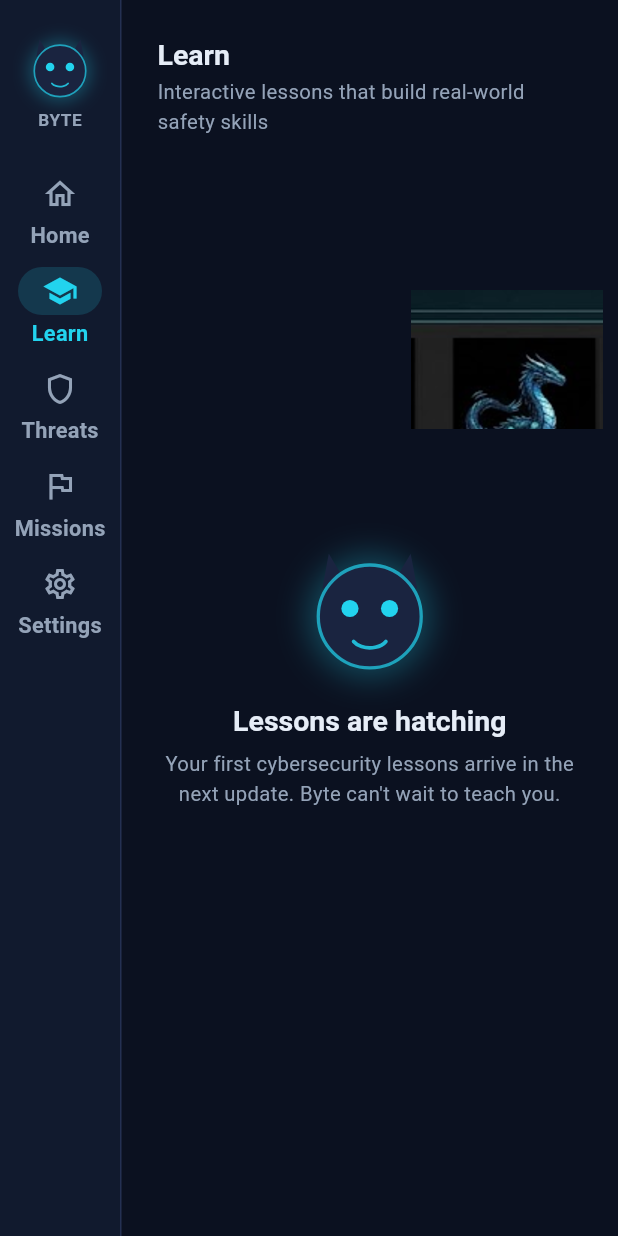
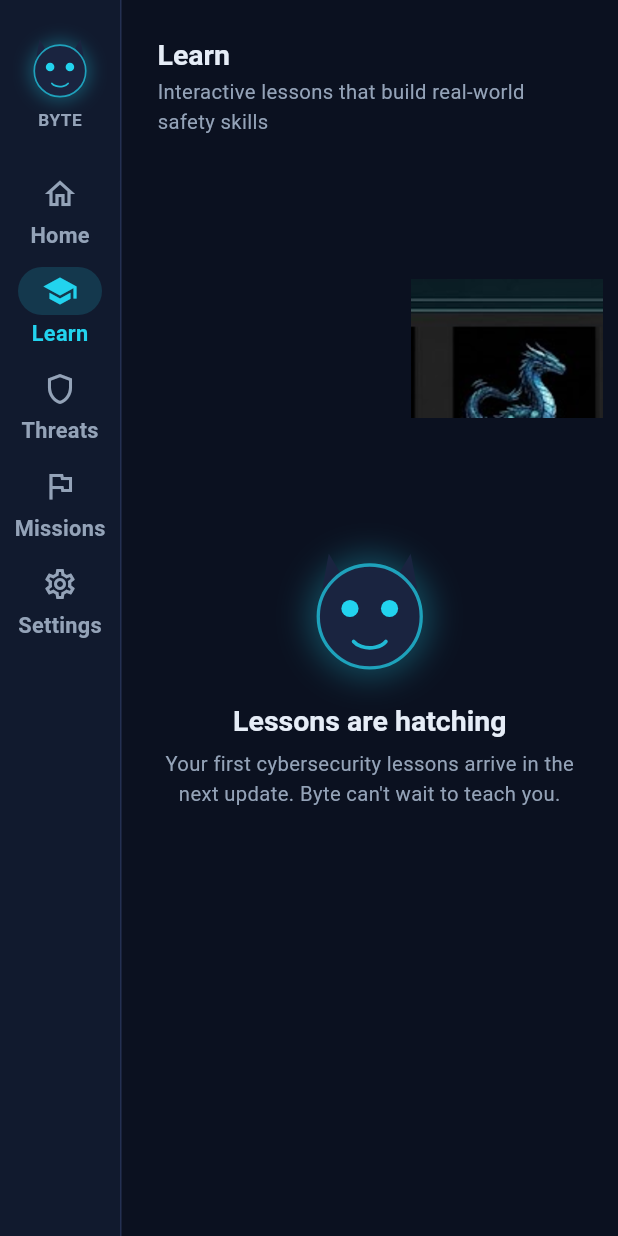
Before and after one commit to 3a3y3beaR55/tiny-cyber-dragon, a Flutter app: the screen it shows after launch, after a tap on "Learn", on a phone screen of 412 x 824 dp. Run offline on Flutter 3.47's test engine with Material 3 defaults, Android fonts, the phone set to English and light mode, and no system bars; our stand-ins replace flutter_riverpod, go_router.

Commit message:
Update dragon size and vertical offset in ByteOverlay
Increase dragon size and adjust vertical position offset.

```diff
--- a/lib/dragon/byte_overlay.dart
+++ b/lib/dragon/byte_overlay.dart
@@ -1,3 +1,4 @@
+
 import 'package:flutter/material.dart';
 import 'package:flutter_riverpod/flutter_riverpod.dart';
 
@@ -5,6 +6,9 @@ import 'byte_animation_frames.dart';
 import 'byte_animation_state.dart';
 import 'byte_position_provider.dart';
 import 'dragon_animation.dart';
+
+const _heroAnchorAsset =
+    'assets/byte/hero/byte_hero_anchor_open.png';
 
 class ByteOverlay extends ConsumerWidget {
   final ByteAnimationState state;
@@ -18,7 +22,9 @@ class ByteOverlay extends ConsumerWidget {
   Widget build(BuildContext context, WidgetRef ref) {
     final position = ref.watch(bytePositionProvider);
     final size = MediaQuery.of(context).size;
-    const dragonSize = 150.0;
+
+    const dragonSize = 175.0;
+    const verticalOffset = 20.0;
 
     return Positioned.fill(
       child: IgnorePointer(
@@ -28,13 +34,19 @@ class ByteOverlay extends ConsumerWidget {
             AnimatedPositioned(
               duration: const Duration(milliseconds: 900),
               curve: Curves.easeInOut,
-              left: (size.width * position.x) - (dragonSize / 2),
-              top: size.height * position.y,
+              left: (size.width * position.x) -
+                  (dragonSize / 2),
+              top: (size.height * position.y) -
+                  verticalOffset,
               width: dragonSize,
               height: dragonSize,
               child: DragonAnimation(
                 size: dragonSize,
                 frames: ByteAnimationFrames.frames[state]!,
+                heroImage:
+                    state == ByteAnimationState.idle
+                        ? _heroAnchorAsset
+                        : null,
               ),
             ),
           ],
```
